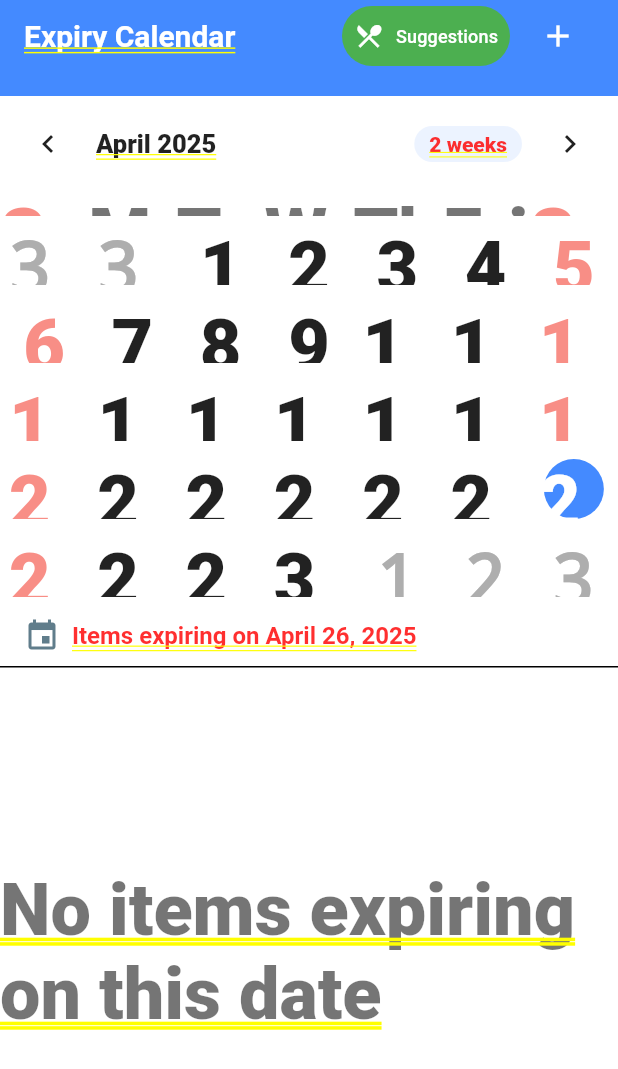
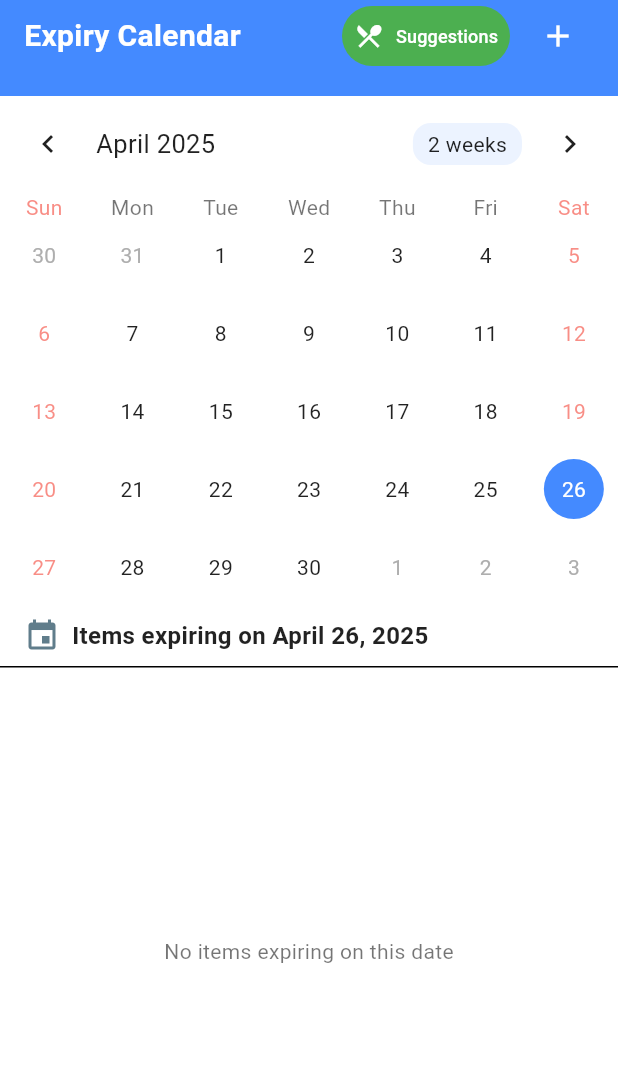
Before and after one commit to xamalvaro/pantry_planner, a Flutter app: the CalendarPage screen opened by its route, on a phone screen of 412 x 824 dp. Shown: the top 1069 px of the screen. Run offline on Flutter 3.47's test engine with Material 3 defaults, Android fonts, the phone set to English and light mode, and no system bars; drawn by our look-alikes of table_calendar; our stand-ins replace cloud_firestore, firebase_auth, firebase_core, google_fonts, hive_flutter, share_plus; accounts and stored records are empty.

Commit message:
updated calendar_page.dart
fixed the bug where the calendar page was not initalized

```diff
--- a/lib/calendar/calendar_page.dart
+++ b/lib/calendar/calendar_page.dart
@@ -229,7 +229,9 @@ class _CalendarPageState extends State<CalendarPage> with AutomaticKeepAliveClie
     final themeController = Provider.of<ThemeController>(context);
     final isDarkMode = Theme.of(context).brightness == Brightness.dark;
 
-    return Column(
+    return Material(
+      color:Theme.of(context).scaffoldBackgroundColor,
+      child:Column(
         children: [
           // AppBar-like header
           Container(
@@ -449,6 +451,7 @@ class _CalendarPageState extends State<CalendarPage> with AutomaticKeepAliveClie
             ),
           ),
         ],
+      ),
     );
   }
 
```
Lines whose indentation alone changed are shown as unchanged.
